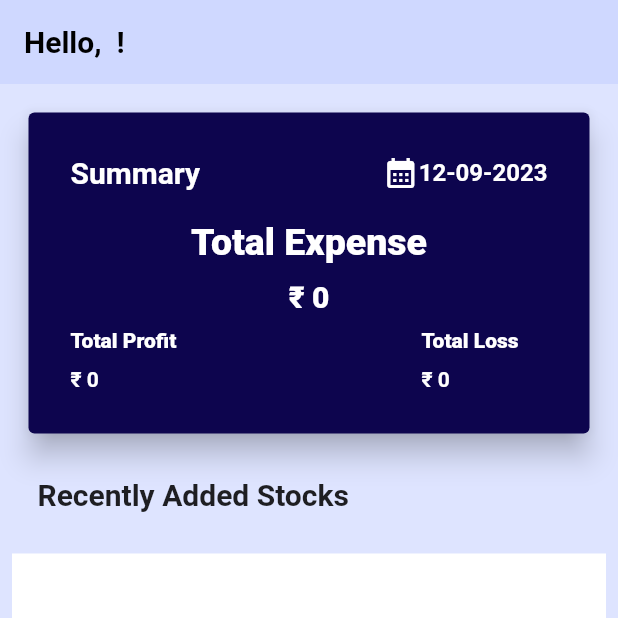
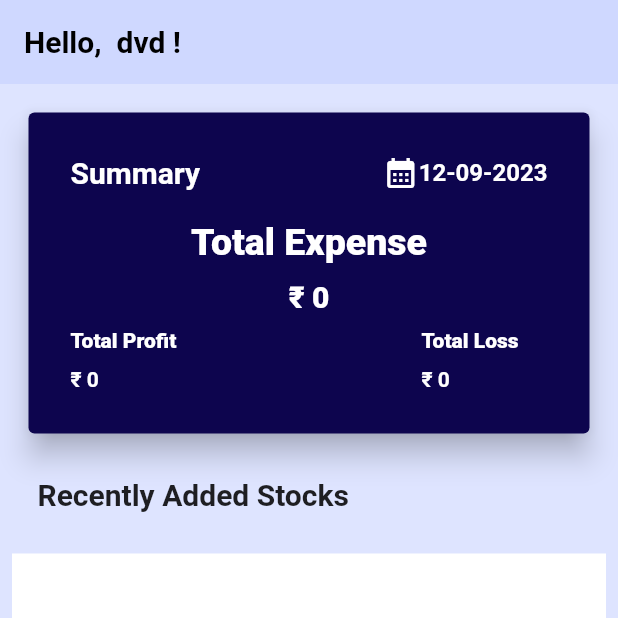
Before and after one commit to munawar3206/provider_stockmanagement, a Flutter app: the Home screen opened directly, on a phone screen of 412 x 824 dp, the top half of it. Run offline on Flutter 3.47's test engine with Material 2 defaults, Android fonts, the phone set to English and light mode, and no system bars; our stand-ins replace fl_chart, floating_bottom_navigation_bar, google_fonts, hive, hive_flutter, image_picker and 2 more; accounts and stored records are empty; Roboto replaces fonts that are missing (Acme); project files that could hold a hidden picture were left out.

Commit message:
initialprovider5

```diff
--- a/lib/controller/homeprovider.dart
+++ b/lib/controller/homeprovider.dart
@@ -32,7 +32,7 @@ class HomeProvider extends ChangeNotifier {
     itemProvider.loadStocks();
 
     recentlyAddedStocksNotifier.value =
-        itemProvider.stocksNotifier.value.take(50).toList();
+        itemProvider.stocksNotifier.value.take(4).toList();
 
     calculateTotalStockProfit();
     calculateTotalStockLoss();
--- a/lib/utility/utilities.dart
+++ b/lib/utility/utilities.dart
@@ -1,5 +1,5 @@
 import 'package:flutter/material.dart';
-import 'package:image_picker/image_picker.dart';
+
 
 // stock calculation counter
 class StockUtils {
@@ -49,7 +49,6 @@ class StockUtils {
   }
 }
 
-// image
 
 
 // for date now
--- a/lib/view/home/home.dart
+++ b/lib/view/home/home.dart
@@ -21,7 +21,7 @@ class Home extends StatelessWidget {
           appBar: AppBar(
             backgroundColor: const Color.fromARGB(255, 207, 216, 255),
             title: Text(
-              "Hello, ${homeprovider.username} !",
+              "Hello, ${homeprovider.username} dvd !",
               style: GoogleFonts.acme(
                 fontWeight: FontWeight.bold,
                 fontSize: 20,
--- a/lib/widget/bottom.dart
+++ b/lib/widget/bottom.dart
@@ -20,8 +20,8 @@ class _BottomState extends State<Bottom> {
 
   final List<Widget> bottomBarPages = [
     const Home(),
-    Item(),
-    const Add(),
+    const Item(),
+    AddForm(),
     const Profit(),
     const Setting(),
   ];
```
Also changed, not shown: lib/main.dart (+21 -4 lines), lib/view/add/add.dart (+2 -14 lines), lib/view/login/login.dart (+2 -7 lines), lib/view/setting/reset/reset.dart (+7 -6 lines).
